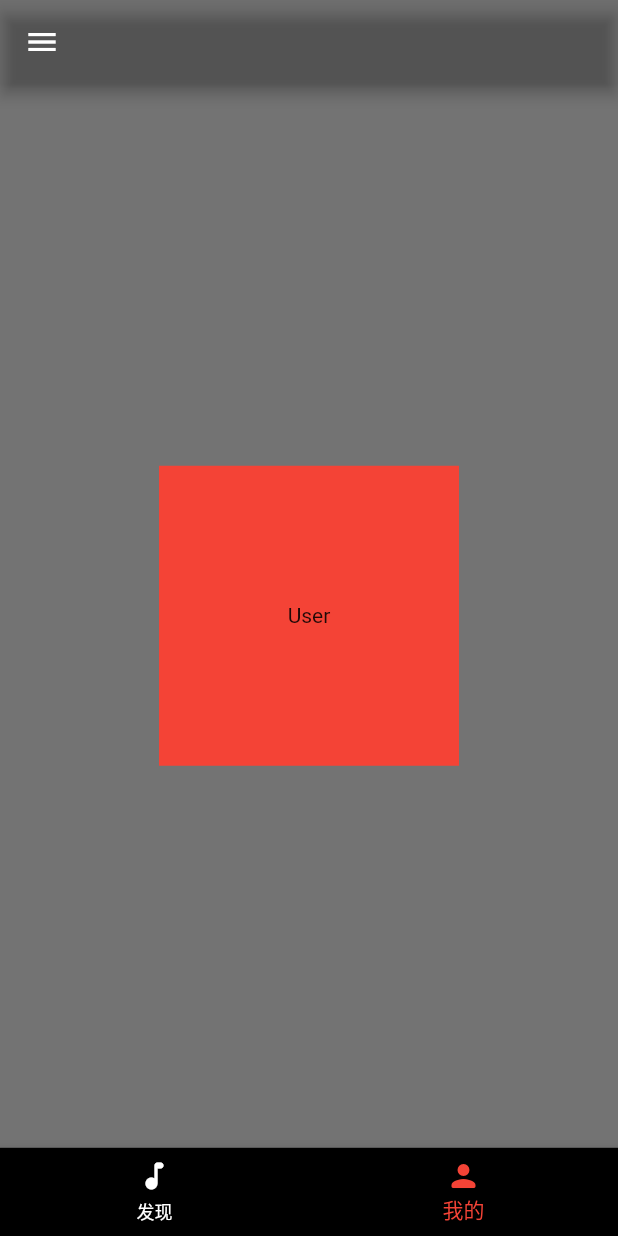
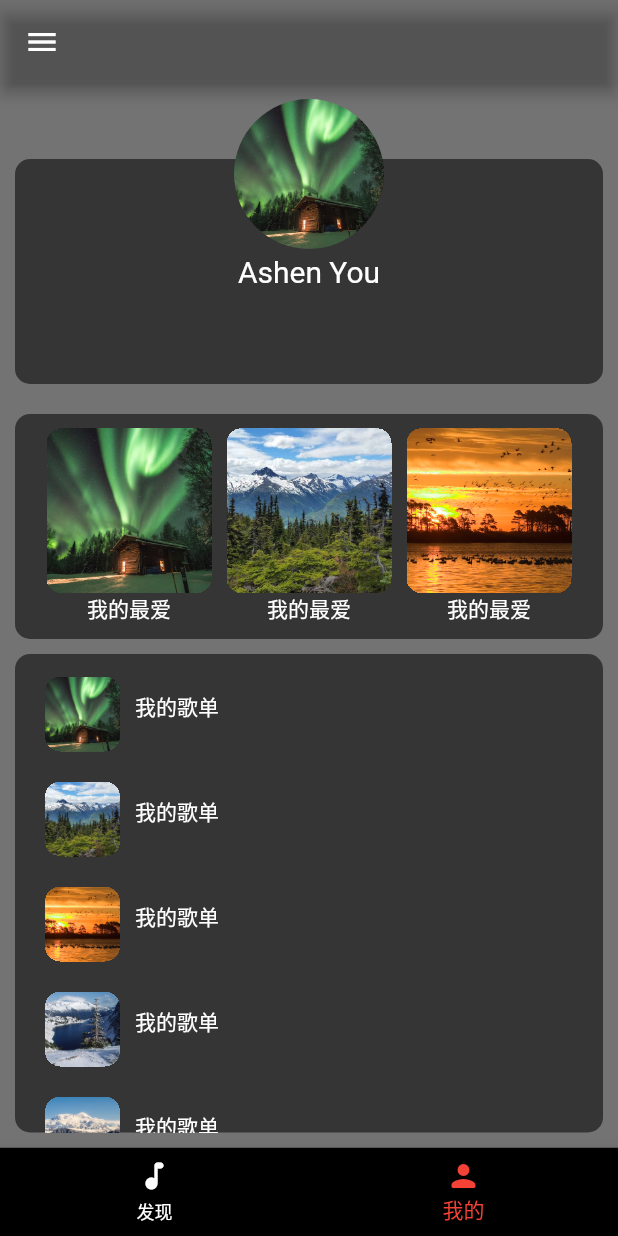
Before and after one commit to Ashen-You/my_demo, a Flutter app: the screen it shows after launch, item 2 of the bottom bar chosen, on a phone screen of 412 x 824 dp. Run offline on Flutter 3.47's test engine with Material 2 defaults, Android fonts, the light colour scheme and no system bars; our stand-ins replace card_swiper, flutter_spinkit, fluttertoast, get.

Commit message:
fix: init user view

```diff
--- a/lib/modules/user_view/presentation/view/user_view.dart
+++ b/lib/modules/user_view/presentation/view/user_view.dart
@@ -2,6 +2,7 @@ import 'package:flutter/material.dart';
 import 'package:get/get.dart';
 
 import 'package:my_demo/modules/user_view/presentation/controller/user_controller.dart';
+import 'package:my_demo/widgets/rounded_widget.dart';
 
 class UserView extends StatefulWidget {
   const UserView({Key? key}) : super(key: key);
@@ -16,15 +17,100 @@ class _UserState extends State<UserView> with UserViewController {
 
   @override
   Widget build(BuildContext context) {
-    return Center(
-      child: GestureDetector(
-        onTap: () => index.value = (index.value + 1) % 3,
-        child: Obx(() => Container(
-          color: colors[index.value],
-          width: 200,
-          height: 200,
-          child: const Center(child: Text('User')),
-        ))
+    return Column(
+      children: [
+        _buildUserWidget(),
+        _buildCoverMenu(),
+        _buildCoverList()
+      ]
+    );
+  }
+
+  Widget _buildUserWidget() {
+    return Stack(
+      alignment: Alignment.center,
+      children: [
+        RoundedWidget(
+          height: 150,
+          color: Colors.black54,
+          margin: EdgeInsets.all(10).copyWith(top: 50),
+          child: const Center(
+            child: Text('Ashen You', style: TextStyle(fontSize: 20, color: Colors.white),)
+          ),
+        ),
+        Positioned(
+          top: 10,
+            child: ClipOval(
+              child: Image.asset('assets/images/image1.jpg', width: 100, height: 100, fit: BoxFit.fill),
+            )
+        ),
+      ],
+    );
+  }
+
+  Widget _buildCoverMenu() {
+    return RoundedWidget(
+        height: 150,
+        color: Colors.black54,
+        child: Wrap(
+          alignment: WrapAlignment.center,
+          runAlignment: WrapAlignment.center,
+          children: [
+            _buildCoverItem("assets/images/image1.jpg"),
+            _buildCoverItem("assets/images/image2.jpg"),
+            _buildCoverItem("assets/images/image3.jpg"),
+          ],
+        )
+    );
+  }
+
+  Widget _buildCoverList() {
+    List <String> covers = [
+      "assets/images/image1.jpg", "assets/images/image2.jpg", "assets/images/image3.jpg",
+      "assets/images/image4.jpg", "assets/images/image5.jpg", "assets/images/image1.jpg",
+      "assets/images/image2.jpg", "assets/images/image3.jpg", "assets/images/image4.jpg",
+      "assets/images/image5.jpg"
+    ];
+
+    return Expanded(
+      child: RoundedWidget(
+        color: Colors.black54,
+        margin: EdgeInsets.all(10),
+        child: ListView.builder(
+          itemBuilder: (context, index) => _buildListItem(covers[index]),
+          itemCount: covers.length,
+        ),
+      ),
+    );
+  }
+
+  Widget _buildCoverItem(String path) {
+    return SizedBox(
+      child: Column(
+        children: [
+          RoundedWidget(
+              height: 110,
+              width: 110,
+              margin: const EdgeInsets.symmetric(horizontal: 5),
+              child: Image.asset(path, fit: BoxFit.fill,)
+          ),
+          Text('我的最爱', style: TextStyle(color: Colors.white),)
+        ],
+      ),
+    );
+  }
+
+  Widget _buildListItem(String path) {
+    return Container(
+      margin: const EdgeInsets.symmetric(horizontal: 10, vertical: 5),
+      child: Row(
+        children: [
+          RoundedWidget(
+              width: 50,
+              height: 50,
+              child: Image.asset(path, fit: BoxFit.fill)),
+          const Text('我的歌单', style: TextStyle(color: Colors.white))
+        ],
       ),
     );
   }
```
